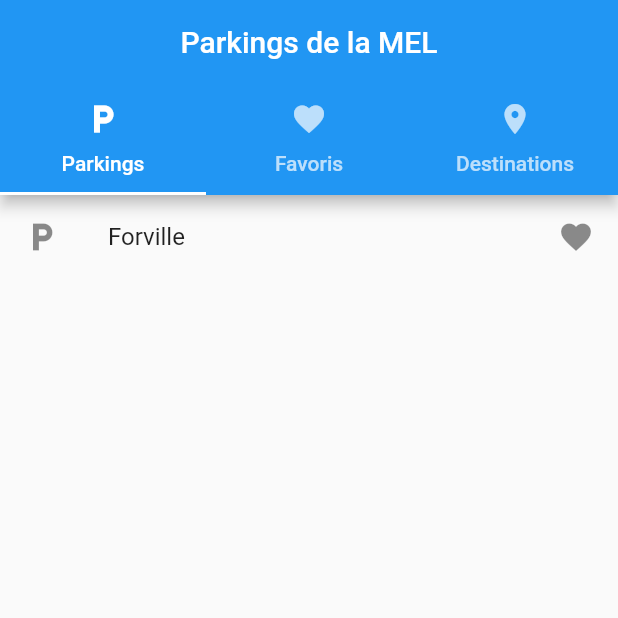
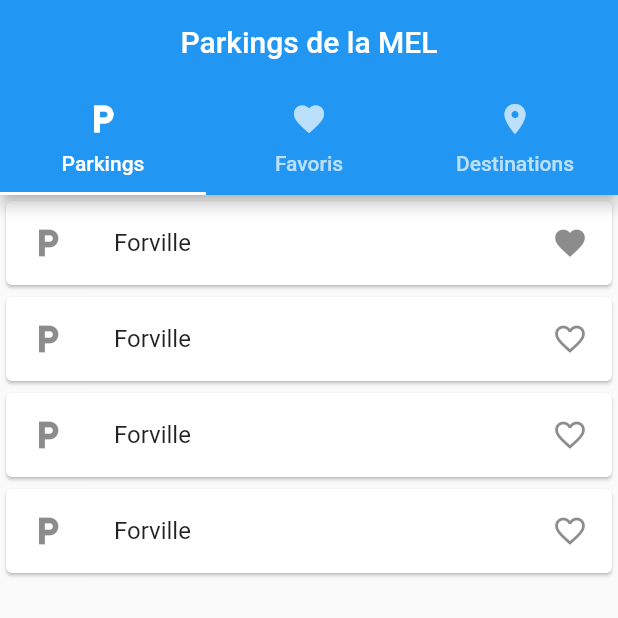
Before and after one commit to antoine-agre/MELParking, a Flutter app: the screen it shows after launch, after a tap on the "favorite outline" icon, on a phone screen of 412 x 824 dp, the top half of it. Run offline on Flutter 3.47's test engine with Material 2 defaults, Android fonts, the phone set to English and light mode, and no system bars; network calls fail.

Commit message:
<feat> implement ParkingCard

```diff
--- a/lib/models/ParkingListModel.dart
+++ b/lib/models/ParkingListModel.dart
@@ -7,7 +7,10 @@ import 'package:parking/models/Parking.dart';
 
 class ParkingListModel extends ChangeNotifier {
   final List<Parking> _parkingList = [
-    Parking(emptySpaces: 0, id: "1", name: "Forville", state: "FERMÉ")
+    Parking(emptySpaces: 0, id: "1", name: "Forville", state: "FERMÉ"),
+    Parking(emptySpaces: 0, id: "1", name: "Forville", state: "FERMÉ"),
+    Parking(emptySpaces: 0, id: "1", name: "Forville", state: "FERMÉ"),
+    Parking(emptySpaces: 0, id: "1", name: "Forville", state: "FERMÉ"),
   ];
   String _lastUpdated = "";
 
--- /dev/null
+++ b/lib/widgets/ParkingCard.dart
@@ -0,0 +1,35 @@
+import 'package:flutter/material.dart';
+import 'package:parking/models/Parking.dart';
+
+class ParkingCard extends StatefulWidget {
+  final Parking parking;
+
+  const ParkingCard({Key? key, required this.parking}) : super(key: key);
+
+  @override
+  State<ParkingCard> createState() => _ParkingCardState();
+}
+
+class _ParkingCardState extends State<ParkingCard> {
+  @override
+  Widget build(BuildContext context) {
+    Parking parking = widget.parking;
+    Icon favoriteIcon = const Icon(Icons.favorite);
+    Icon notFavoriteIcon = const Icon(Icons.favorite_border);
+
+    return Card(
+      child: ListTile(
+        title: Text(parking.name.replaceFirst("Parking", "").trim()),
+        leading: const Icon(Icons.local_parking),
+        trailing: InkWell(
+          child: parking.favorite ? favoriteIcon : notFavoriteIcon,
+          onTap: () {
+            setState(() {
+              parking.favorite = !parking.favorite;
+            });
+          },
+        ),
+      ),
+    );
+  }
+}
--- a/lib/widgets/ParkingList.dart
+++ b/lib/widgets/ParkingList.dart
@@ -1,6 +1,7 @@
 import 'package:flutter/material.dart';
 import 'package:parking/models/Parking.dart';
 import 'package:parking/models/ParkingListModel.dart';
+import 'package:parking/widgets/ParkingCard.dart';
 import 'package:provider/provider.dart';
 
 class ParkingList extends StatefulWidget {
@@ -31,25 +32,25 @@ class _ParkingListState extends State<ParkingList> {
             return Future<void>.delayed(const Duration(milliseconds: 500));
           },
           child: ListView.builder(
-              itemCount: parkingList.length,
-              itemBuilder: (BuildContext context, int i) {
-                return ListTile(
-                  title: Text(
-                      parkingList[i].name.replaceFirst("Parking", "").trim()),
-                  leading: const Icon(Icons.local_parking),
-                  trailing: Container(
-                      child: InkWell(
-                    child: parkingList[i].favorite
-                        ? favoriteIcon
-                        : notFavoriteIcon,
-                    onTap: () {
-                      setState(() {
-                        parkingList[i].favorite = !parkingList[i].favorite;
-                      });
-                    },
-                  )),
-                );
-              }),
+            itemCount: parkingList.length,
+            itemBuilder: (BuildContext context, int i) {
+              return ParkingCard(parking: parkingList[i]);
+              // return ListTile(
+              //   title: Text(
+              //       parkingList[i].name.replaceFirst("Parking", "").trim()),
+              //   leading: const Icon(Icons.local_parking),
+              //   trailing: InkWell(
+              //     child:
+              //         parkingList[i].favorite ? favoriteIcon : notFavoriteIcon,
+              //     onTap: () {
+              //       setState(() {
+              //         parkingList[i].favorite = !parkingList[i].favorite;
+              //       });
+              //     },
+              //   ),
+              // );
+            },
+          ),
         );
       },
     );
```
